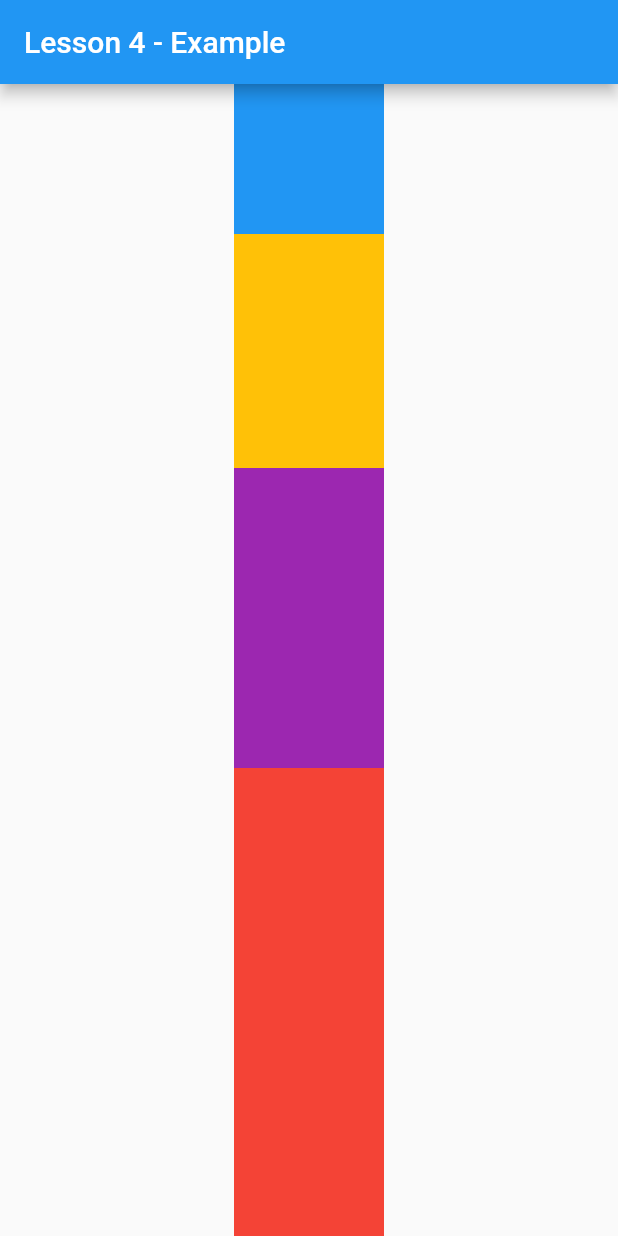
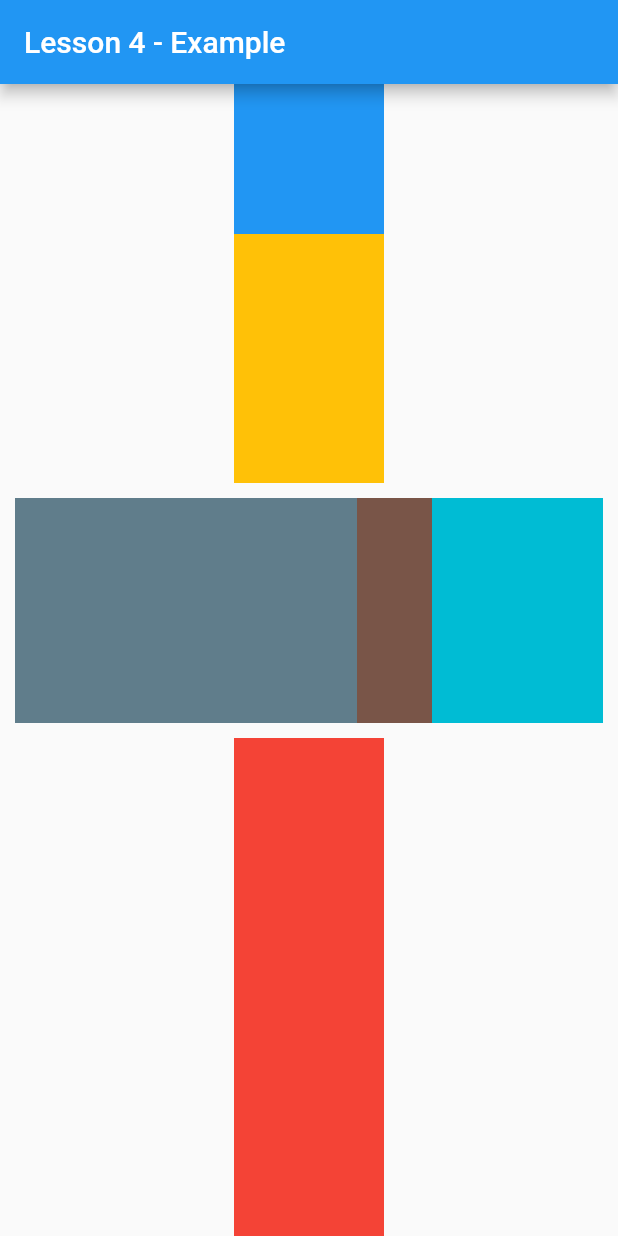
Before and after one commit to DuyLeHong/lesson3456, a Flutter app: the Lesson4HomePage screen opened directly, on a phone screen of 412 x 824 dp. Run offline on Flutter 3.47's test engine with Material 2 defaults, Android fonts, the phone set to English and light mode, and no system bars.

Commit message:
Expanded, Flexible

```diff
--- a/lib/lesson4.dart
+++ b/lib/lesson4.dart
@@ -40,13 +40,31 @@ class Lesson4HomePage extends StatelessWidget {
                     width: 100,
                   ),
                 ),
-
                 Container(
-                  color: Colors.purple,
-                  height: 200,
-                  width: 100,
+                  padding: EdgeInsets.all(10),
+                  child: Row(
+                    children: <Widget>[
+                      Expanded(
+                        flex: 2,
+                        child: Container(
+                          color: Colors.blueGrey,
+                          height: 150,
+                        ),
+                      ),
+                      Container(
+                        color: Colors.brown,
+                        height: 150,
+                        width: 50,
+                      ),
+                      Expanded(
+                        child: Container(
+                          color: Colors.cyan,
+                          height: 150,
+                        ),
+                      ),
+                    ],
+                  ),
                 ),
-
                 Expanded(
                   flex: 2,
                   child: Container(
@@ -54,7 +72,6 @@ class Lesson4HomePage extends StatelessWidget {
                     width: 100,
                   ),
                 ),
-
               ],
             ),
           ),
```
